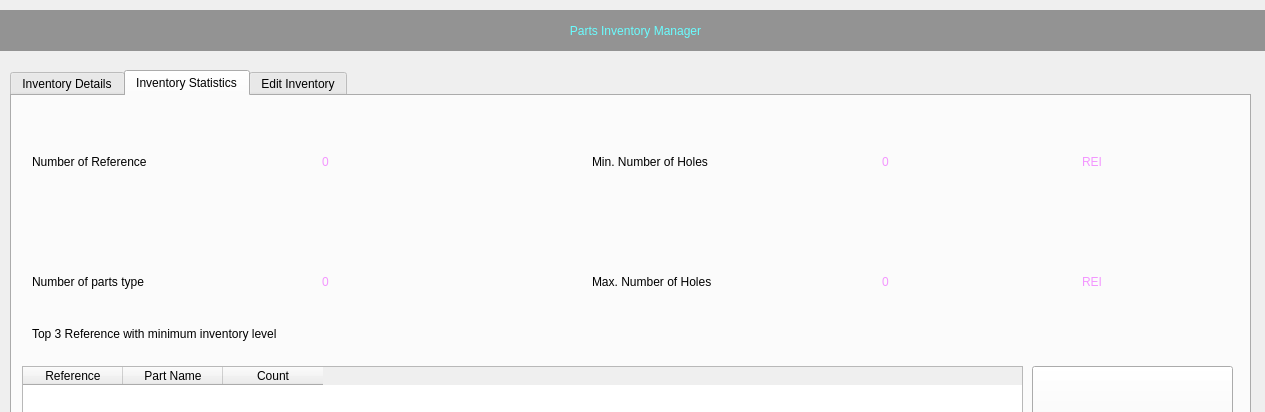
The window that main.ui (raresrusu38/parts_inventory_manager) describes before a commit, drawn with Qt 5; both pictures show x 0 to 1265 and y 0 to 412 of the 1265 by 695 pixel window.
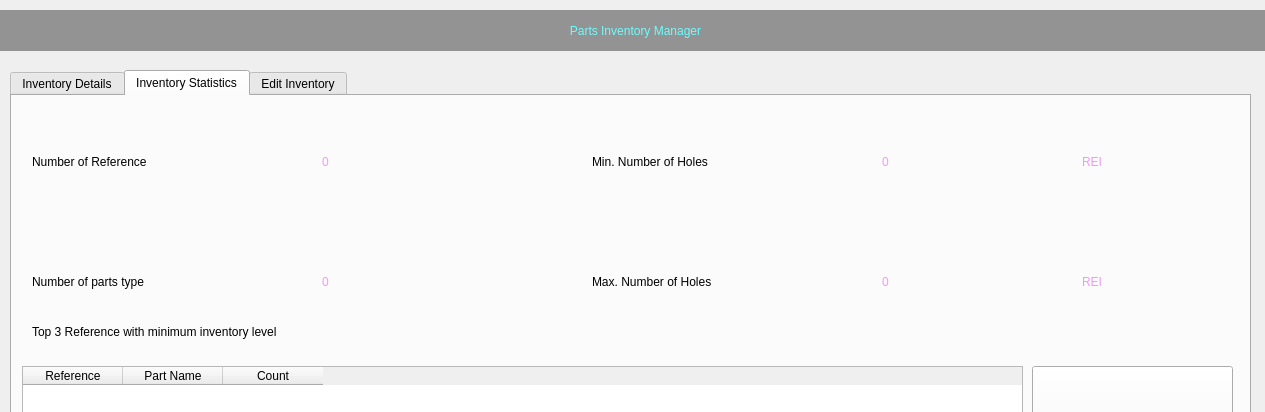
The same window after the commit. The open tabs and pages were chosen to show the change. Icons and pictures are not drawn.

Commit message: finished buttons , changing path to icons

```diff
--- a/main.ui
+++ b/main.ui
@@ -264,7 +264,7 @@
        <rect>
         <x>1070</x>
         <y>40</y>
-        <width>81</width>
+        <width>121</width>
         <height>51</height>
        </rect>
       </property>
@@ -281,7 +281,7 @@
        <rect>
         <x>1070</x>
         <y>160</y>
-        <width>81</width>
+        <width>121</width>
         <height>51</height>
        </rect>
       </property>
@@ -325,9 +325,9 @@
       <property name="geometry">
        <rect>
         <x>20</x>
-        <y>230</y>
+        <y>215</y>
         <width>691</width>
-        <height>16</height>
+        <height>41</height>
        </rect>
       </property>
       <property name="text">
```
Left out of the diff: 21 changed lines with no effect on the pictures. The commit also changes 3 other files.
